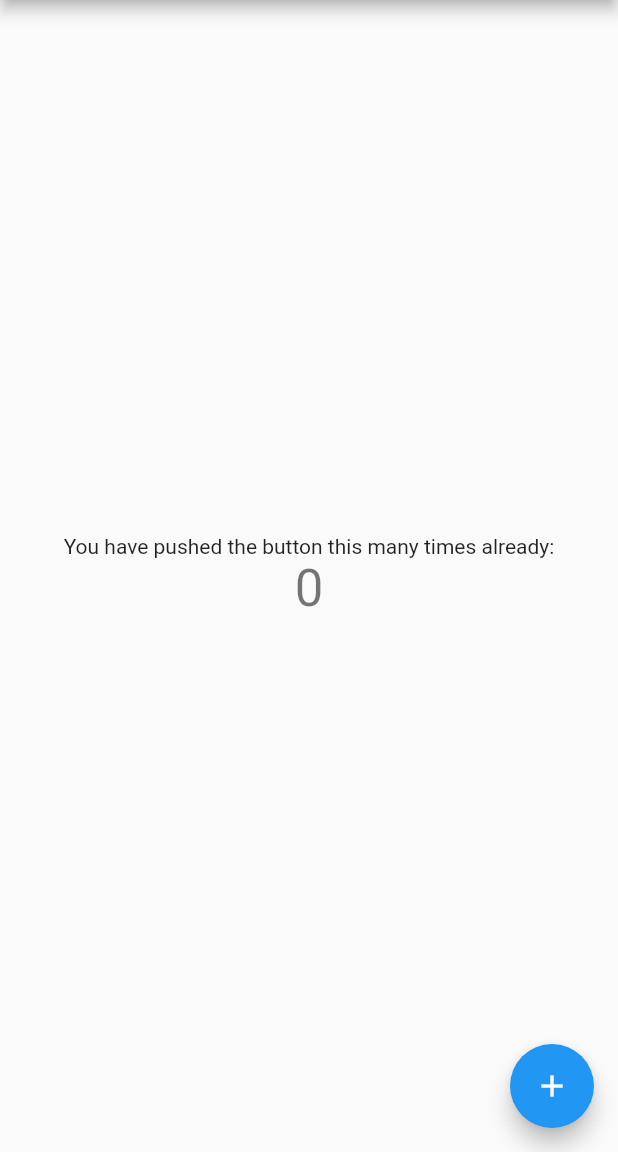
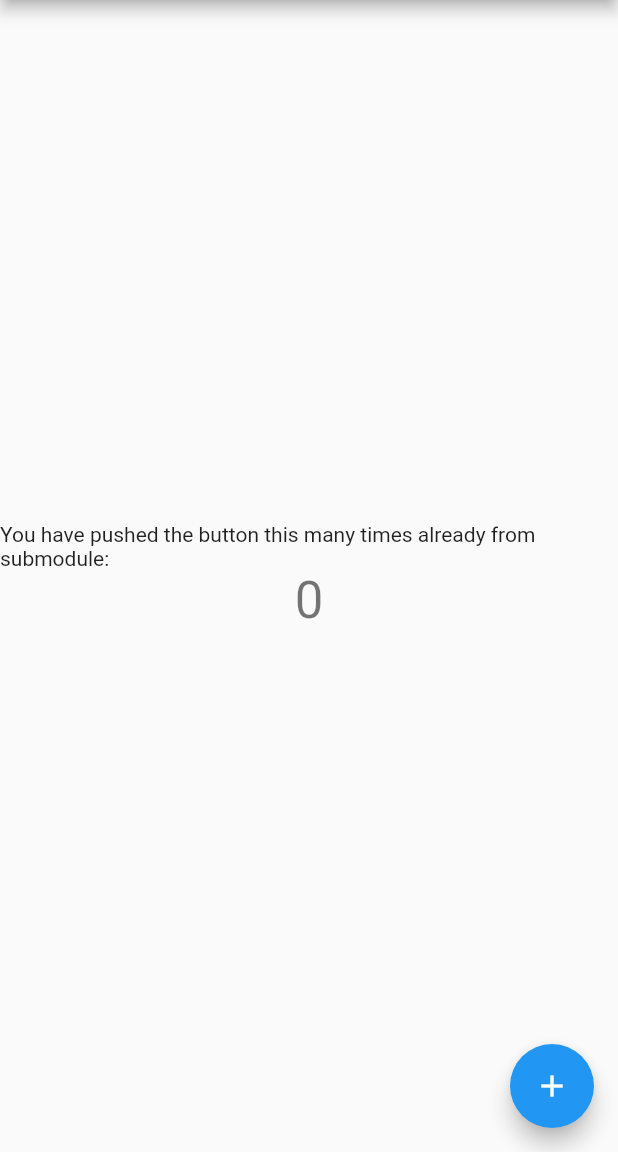
Before and after one commit to AlvinaC/flutter_module_b, a Flutter app: the screen it shows after launch, on a phone screen of 412 x 824 dp, the part 84-1236 px from its top. Run offline on Flutter 3.47's test engine with Material 2 defaults, Android fonts, the phone set to English and light mode, and no system bars.

Commit message:
change the floating button text from submodule

```diff
--- a/lib/main.dart
+++ b/lib/main.dart
@@ -93,7 +93,7 @@ class _MyHomePageState extends State<MyHomePage> {
           mainAxisAlignment: MainAxisAlignment.center,
           children: <Widget>[
             const Text(
-              'You have pushed the button this many times already:',
+              'You have pushed the button this many times already from submodule:',
             ),
             Text(
               '$_counter',
```
Also changed, not shown: 1 other file.
